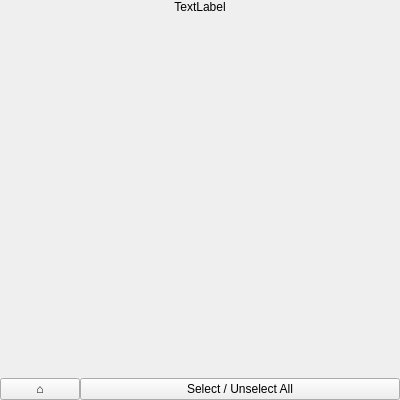
Qt form Src/vocabularylearneditset.ui (Aryetis/Obenkyobo) before a commit.
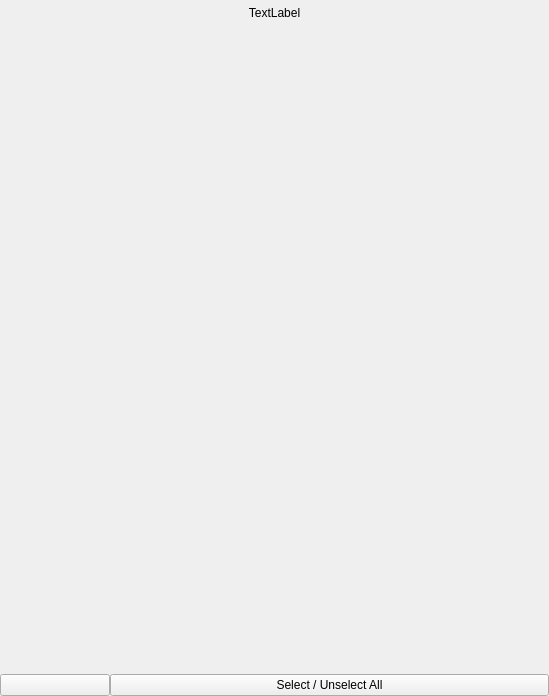
The same form after that commit. Icons and pictures are not drawn.

Commit message: added Proper home logo for vocab page, tweaked vocab Page Ui

Patch:
```diff
--- a/Src/vocabularylearneditset.ui
+++ b/Src/vocabularylearneditset.ui
@@ -6,8 +6,8 @@
    <rect>
     <x>0</x>
     <y>0</y>
-    <width>400</width>
-    <height>400</height>
+    <width>549</width>
+    <height>696</height>
    </rect>
   </property>
   <property name="contextMenuPolicy">
@@ -33,6 +33,14 @@
     <number>0</number>
    </property>
    <item>
+    <layout class="QHBoxLayout" name="TopLayout">
+     <property name="topMargin">
+      <number>6</number>
+     </property>
+     <property name="bottomMargin">
+      <number>6</number>
+     </property>
+     <item>
     <widget class="QLabel" name="curDirLabel">
      <property name="text">
       <string>TextLabel</string>
@@ -42,6 +50,8 @@
      </property>
     </widget>
    </item>
+    </layout>
+   </item>
    <item>
     <widget class="QScrollArea" name="VocabularyCfgList">
      <property name="frameShape">
@@ -64,8 +74,8 @@
        <rect>
         <x>0</x>
         <y>0</y>
-        <width>400</width>
-        <height>360</height>
+        <width>549</width>
+        <height>643</height>
        </rect>
       </property>
       <property name="sizePolicy">
@@ -102,7 +112,7 @@
     </widget>
    </item>
    <item>
-    <layout class="QHBoxLayout" name="BotLayout">
+    <layout class="QHBoxLayout" name="BotLayout" stretch="2,8">
      <property name="spacing">
       <number>0</number>
      </property>
@@ -118,7 +128,11 @@
         </sizepolicy>
        </property>
        <property name="text">
-        <string>⌂</string>
+        <string extracomment="⌂"/>
+       </property>
+       <property name="icon">
+        <iconset resource="../Resources/Pictures.qrc">
+         <normaloff>:/pictures/Logos/HomeLogo64.png</normaloff>:/pictures/Logos/HomeLogo64.png</iconset>
        </property>
       </widget>
      </item>
```
Left out of the diff: 4 changed lines with no effect on the pictures. Lines whose indentation alone changed are shown as unchanged. The commit also changes 4 other files.
